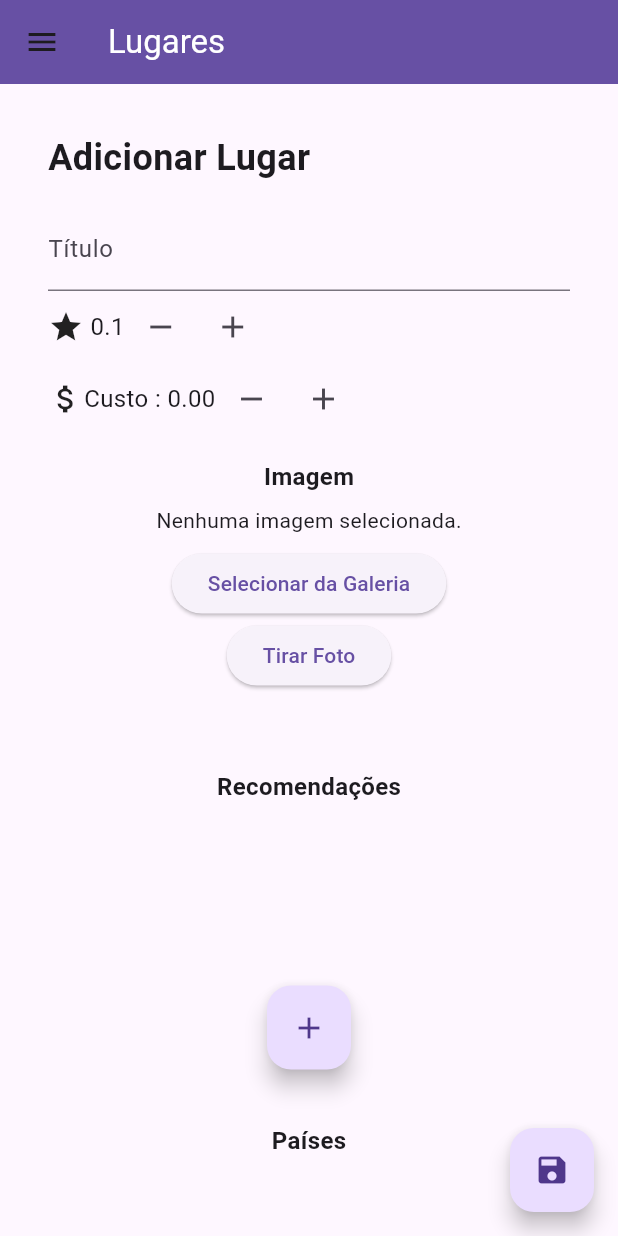
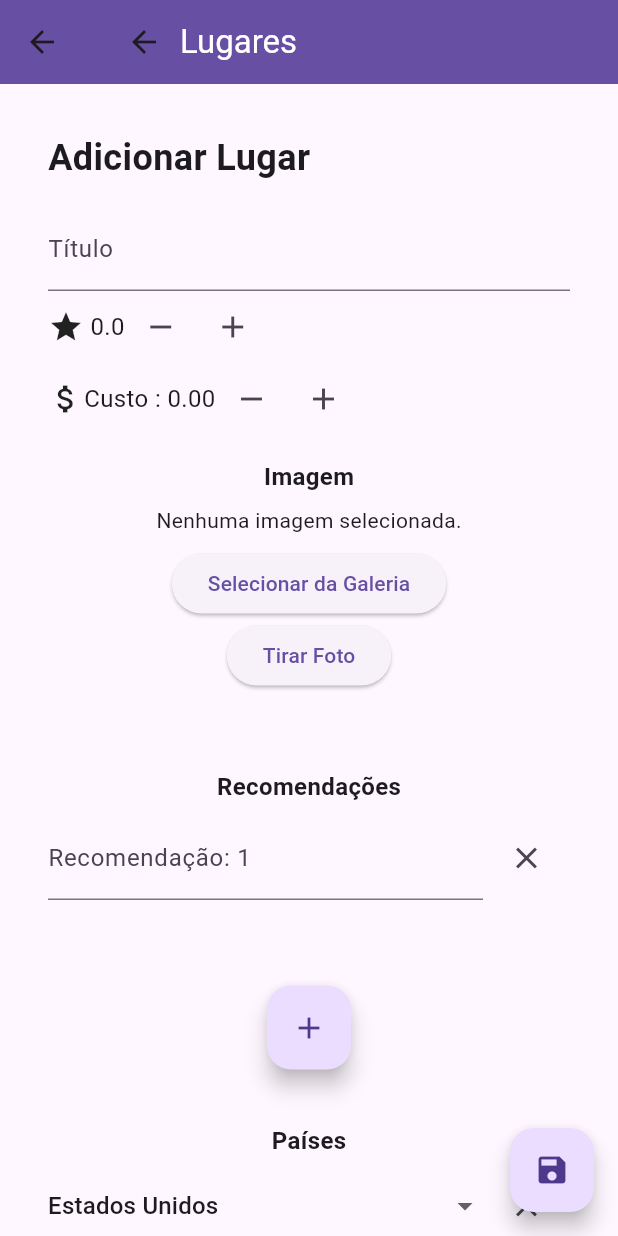
Before and after one commit to luisesales/Desenvolvimento-de-Sistemas-Para-Dispositivos-Moveis, a Flutter app: the MeuDrawer widget shown alone on an empty page, opened directly, after a tap on "Lugares", after a tap on the "add" icon, on a phone screen of 412 x 824 dp. Run offline on Flutter 3.47's test engine with Material 3 defaults, Android fonts, the phone set to English and light mode, and no system bars; our stand-ins replace image_picker; missing offline and left inert: intl_utils; network calls fail.

Commit message:
updating mini_projeto_3 - correcting change state bug and adding view lugar incomplete

```diff
--- a/mini_projeto_3/lib/components/drawer.dart
+++ b/mini_projeto_3/lib/components/drawer.dart
@@ -29,12 +29,12 @@
             },
           ),
           ListTile(
-            leading: Icon(Icons.add_location),
+            leading: Icon(Icons.location_pin),
             title: const Text('Lugares'),
             onTap: () {
               //context.pushReplacement('/configuracoes');
               Navigator.of(context).pushReplacementNamed(
-                '/adicionarLugar',
+                '/lugares',
               );
             },
           ),
--- a/mini_projeto_3/lib/main.dart
+++ b/mini_projeto_3/lib/main.dart
@@ -4,6 +4,7 @@
 import 'package:mini_projeto_3/screens/detalhes_lugar.dart';
 import 'package:mini_projeto_3/screens/lugares_por_pais.dart';
 import 'package:mini_projeto_3/screens/adicionarLugar.dart';
+import 'package:mini_projeto_3/screens/lugares_screen.dart';
 import 'package:flutter/material.dart';
 import 'package:provider/provider.dart';
 
@@ -40,6 +41,7 @@
           '/detalheLugar': (ctx) => DetalhesLugarScreen(),
           '/configuracoes': (ctx) => ConfigracoesScreen(),
           '/adicionarLugar': (ctx) => AdicionarLugar(),
+          '/lugares': (ctx) => LugaresScreen(),
         },
       ),
     );
--- a/mini_projeto_3/lib/routes/app_routes.dart
+++ b/mini_projeto_3/lib/routes/app_routes.dart
@@ -4,4 +4,5 @@
   static const PLACES_DETAIL = '/detalheLugar';
   static const SETTINGS = '/configuracoes';
   static const ADD_PLACE = '/adicionarLugar';
+  static const PLACES = '/lugares';
 }
--- a/mini_projeto_3/lib/screens/adicionarLugar.dart
+++ b/mini_projeto_3/lib/screens/adicionarLugar.dart
@@ -18,14 +18,8 @@
 
 class _AdicionarLugarState extends State<AdicionarLugar> {
 
-
-
-  @override
-  Widget build(BuildContext context) {
-    List<Lugar> todos_lugares = context.watch<PaisesModel>().todos_lugares;
-    List<Pais> todos_paises = context.watch<PaisesModel>().todos_paises;
   final _titleController = TextEditingController();
-    String? _imageURL;
+  String? _imageURL = "";
   double _avaliation = 0.0;
   double _cost = 0.0;
   List<TextEditingController> _recomendations = [];
@@ -34,12 +28,24 @@
   bool _wrongPais = false;
   bool _wrongImage = false;
   bool _wrongRecomendation = false;
-
    void _updateValue(dynamic newValue, dynamic variable){
       setState(() {
         variable = newValue;
       });
     }
+
+    void _updateImageURL(String newImageURL) {
+      setState(() {
+        _imageURL = newImageURL;
+      });
+    }
+
+
+
+  @override
+  Widget build(BuildContext context) {
+  List<Lugar> todos_lugares = context.read<PaisesModel>().todos_lugares;
+  List<Pais> todos_paises = context.read<PaisesModel>().todos_paises;
 
     void _saveUser(){
     setState(() {
@@ -47,7 +53,11 @@
         _wrongTitle = true;
         return;
       }
-      if(_imageURL!.isEmpty ||
+      if(_countries.isEmpty){
+        _wrongPais = true;
+        return;
+      }
+      if(_imageURL == "" ||
        (todos_lugares.any((lugar) => (lugar.imagemUrl == _imageURL)))
        ){
         _wrongImage = true;
@@ -58,10 +68,6 @@
           _wrongRecomendation = true;
           return;
         }
-      }
-      if(_countries.isEmpty){
-        _wrongPais = true;
-        return;
       }
       List<String> countriesIds = [];
       for(String s in _countries){
@@ -79,23 +85,31 @@
         id: "p${todos_lugares.length+1}",
         paises: countriesIds,
         titulo: _titleController.text,
-        imagemUrl: _imageURL,
+        imagemUrl: _imageURL!,
         recomendacoes: formatRecomendations,
         avaliacao: _avaliation,
         custoMedio: _cost)
       );
+      Navigator.of(context).pop();
     });
    }
 
+
     return Scaffold(
       appBar: AppBar(
-        title: Text(
+        title: Row(
+          children: [
+              IconButton(
+                onPressed: (){Navigator.of(context).pop();},
+                icon: Icon(Icons.arrow_back),
+              ),
+              Text(
                 "Lugares",
                 style: TextStyle(color: Colors.white),
           ),
+        ]),
         backgroundColor: ThemeData().primaryColor,
       ),
-      drawer: MeuDrawer(),
       body: Stack(children: [
         SingleChildScrollView(child : Container(
           padding: EdgeInsets.all(32),
@@ -164,7 +178,7 @@
                           ),
                           Container(
                             margin: EdgeInsets.only(top: 16, bottom: 16),
-                            child: imagePicker(onImagePicked: (String){_updateValue(String,_imageURL);},)
+                            child: imagePicker(onImagePicked: (String){_updateValue(String, _imageURL);},)
                           ),
                           Visibility(
                             visible: _wrongImage,
--- /dev/null
+++ b/mini_projeto_3/lib/screens/lugares_screen.dart
@@ -0,0 +1,86 @@
+import 'package:mini_projeto_3/model/PaisesModel.dart';
+import 'package:mini_projeto_3/components/item_lugar.dart';
+import 'package:mini_projeto_3/components/modal_bottomsheet.dart';
+import 'package:mini_projeto_3/model/lugar.dart';
+import 'package:mini_projeto_3/components/drawer.dart';
+import 'package:flutter/material.dart';
+import 'package:provider/provider.dart';
+
+class LugaresScreen extends StatelessWidget {
+
+  LugaresScreen({super.key});
+
+  @override
+  Widget build(BuildContext context) {
+    //prepara a lista de lugares por pais
+    final List<Lugar> lugaresPorPais = context.watch<PaisesModel>().todos_lugares;
+
+    return Scaffold(
+      appBar: AppBar(
+        backgroundColor: ThemeData().primaryColor,
+        title: Text(
+          "Lugares",
+          style: TextStyle(color: Colors.white),
+        ),
+      ),
+      drawer: MeuDrawer(),
+      body: Stack(children: [
+        ListView.builder(
+          itemCount: lugaresPorPais.length,
+          itemBuilder: (context, index) {
+            return Container(
+              margin: EdgeInsets.only(top:24),
+              child: Column(
+                children: [
+                  Row(
+                    children: [
+                      Expanded(
+                        flex: 2,
+                        child: IconButton(
+                          tooltip: "Editar Lugar",
+                          onPressed: (){},
+                          color:  ThemeData().primaryColor,
+                          icon: Icon(Icons.edit),
+                        ),
+                      ),
+                      Spacer(flex: 1,),
+
+                      Expanded(
+                        flex: 2,
+                        child: IconButton(
+                          tooltip: "Excluir Lugar",
+                          onPressed: () => ModalBottomSheet(
+                                            color: Colors.red,
+                                            onConditionMet: (){context.read<PaisesModel>().removeLugar(lugaresPorPais.elementAt(index));},
+                                            confirmAction: "Excluir",
+                                            confirmLabel: "Tem certeza de que deseja excluir ${lugaresPorPais.elementAt(index).titulo}",
+                                            confirmTitle: "Confirmação de Exclusão",
+                                          ),
+                          color: Colors.red,
+                          icon: Icon(Icons.delete)
+                        ),
+                      ),
+                  ],),
+                  ItemLugar(lugar: lugaresPorPais.elementAt(index)),
+              ],)
+            );
+          },
+        ),
+        Positioned(
+          bottom: 16,
+          right: 16,
+          child: Row(
+            mainAxisAlignment: MainAxisAlignment.end,
+            children: [
+              FloatingActionButton(
+                onPressed: (){Navigator.of(context).pushNamed('/adicionarLugar');},
+                tooltip: 'Adicionar Lugar',
+                child: Icon(Icons.add),
+              ),
+            ],
+          ),
+        ),
+      ]),
+    );
+  }
+}
```
Also changed, not shown: mini_projeto_3/lib/components/modal_bottomsheet.dart (added, +58 -0 lines). Lines whose indentation alone changed are shown as unchanged.
